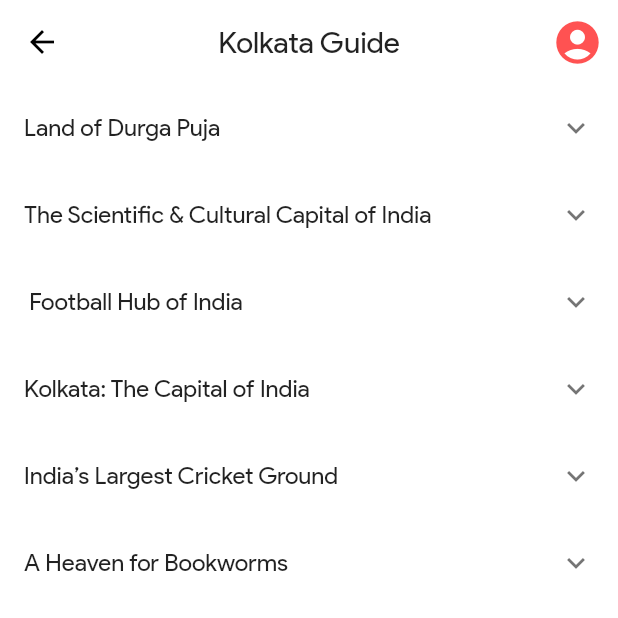
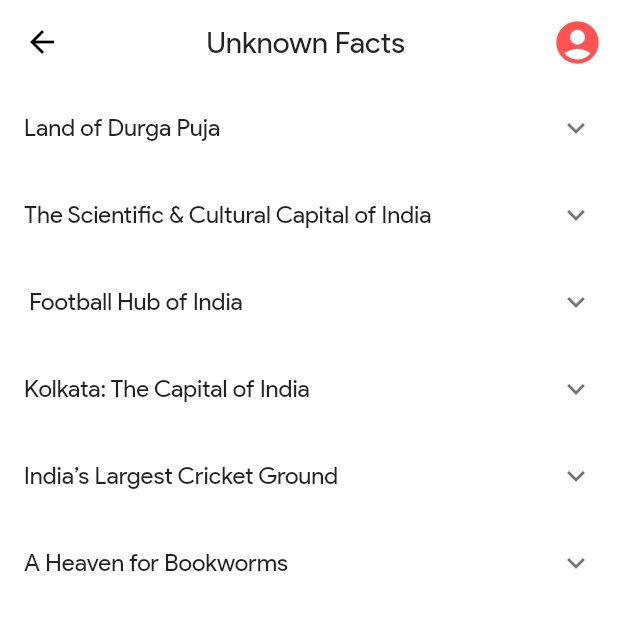
Before and after one commit to sounishnath003/local-guider, a Flutter app: the screen it shows after launch, after a tap on the "menu" icon, on a phone screen of 412 x 824 dp, the top half of it. Run offline on Flutter 3.47's test engine with Material 2 defaults, Android fonts, the phone set to English and light mode, and no system bars; our stand-ins replace after_layout, data_connection_checker, overlay_support; network calls fail.

Commit message:
all branchs updated

```diff
--- a/lib/AppBody.dart
+++ b/lib/AppBody.dart
@@ -66,7 +66,7 @@ class MenuItems extends StatelessWidget {
 
   @override
   Widget build(BuildContext context) {
-    List<String> menus = ["Tourists spots", "Police Help"];
+    List<String> menus = ["Tourists spots", "Police Help", "Administrative"];
     return Expanded(
       child: Stack(
               children: [
--- a/lib/UNknownFacts.dart
+++ b/lib/UNknownFacts.dart
@@ -12,7 +12,7 @@ class _UNknownFactsState extends State<UNknownFacts> {
   Widget build(BuildContext context) {
     return Scaffold(
       appBar: new AppBar(
-          title: new Text(" Kolkata Guide "),
+        title: new Text("Unknown Facts "),
         centerTitle: true,
         elevation: 0.0,
         actions: <Widget>[
@@ -30,7 +30,6 @@ class _UNknownFactsState extends State<UNknownFacts> {
     );
   }
 }
-
 
 class UnknownFactsHome extends StatefulWidget {
   UnknownFactsHome({Key key}) : super(key: key);
@@ -50,10 +49,19 @@ class _UnknownFactsHomeState extends State<UnknownFactsHome> {
           children: <Widget>[
             Container(
                 child: Padding(
+                    padding: const EdgeInsets.all(20.0),
+                    child: Column(children: [
+                      Padding(
                         padding: const EdgeInsets.all(8.0),
-              child: Text.rich(TextSpan(text: facts.desc)),
-            )
-            )
+                        child: Image.network(facts.image != null? facts.image: ""),
+                      ),
+                      Padding(
+                        padding: const EdgeInsets.only(top: 10.0),
+                        child: Text.rich(TextSpan(text: facts.desc,
+                        style: TextStyle(height: 1.3, letterSpacing: 1)
+                        )),
+                      ),
+                    ])))
           ],
         );
       },
--- a/lib/aAppHome.dart
+++ b/lib/aAppHome.dart
@@ -4,8 +4,7 @@ import 'package:kolkata_guide/MenuHome.dart';
 import 'package:kolkata_guide/MenuPage.dart';
 import 'package:kolkata_guide/TouristsSpots/TouristsSpotsDB.dart';
 import 'package:kolkata_guide/UNknownFacts.dart';
-import 'package:kolkata_guide/UnknownFacts/UnknownFacts.dart';
-import 'package:kolkata_guide/main.dart' as prefix0;
+
 
 final List<TouristsSpots> touristsCard = touristsSpots;
 
```
Lines whose indentation alone changed are shown as unchanged.
